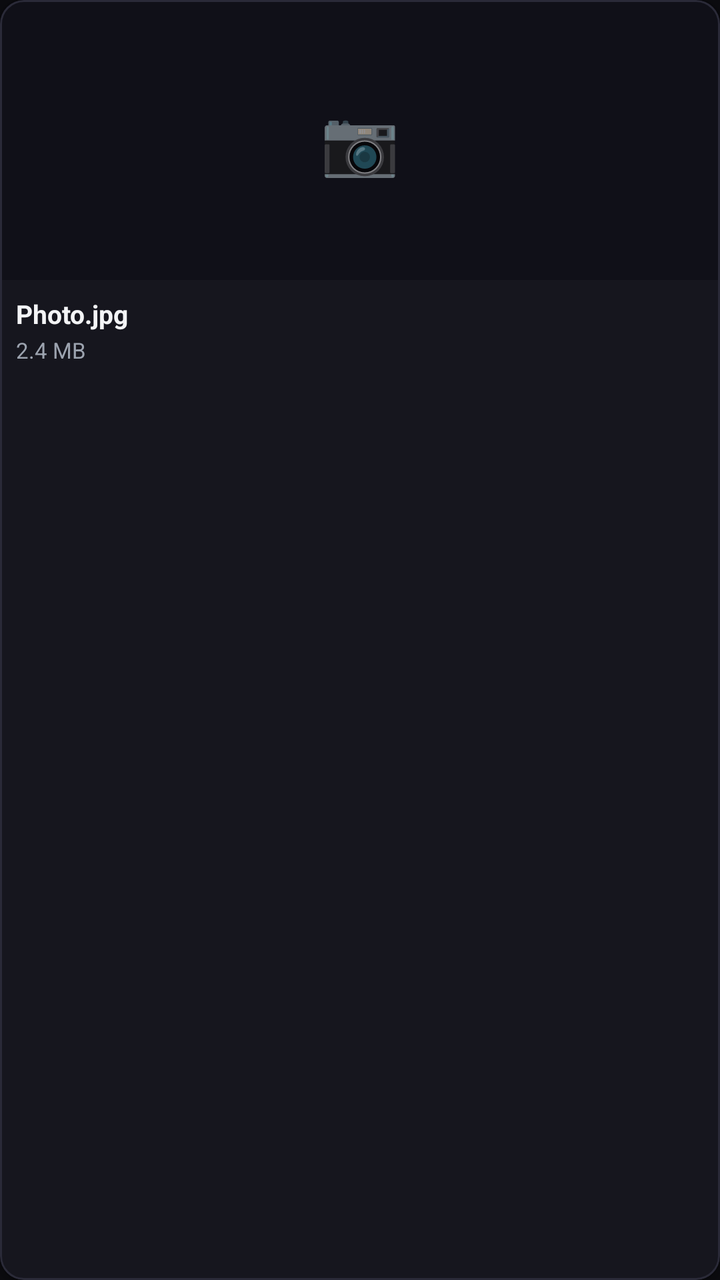
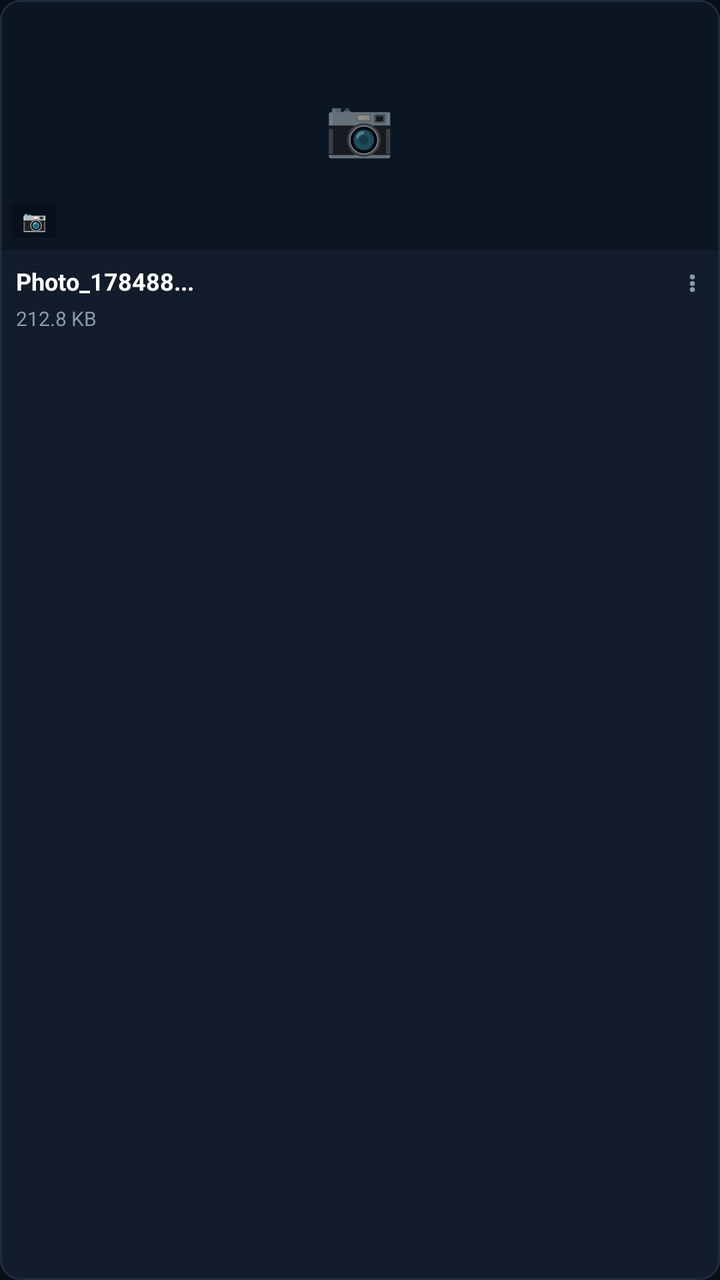

Before-and-after screenshots of an Android layout around one commit, followed by the original layout XML and the change that was made.
<!-- AndroidManifest.xml: application theme Theme.CloudVault -->
<!-- res/layout/item_media_card.xml -->
<?xml version="1.0" encoding="utf-8"?>
<com.google.android.material.card.MaterialCardView xmlns:android="http://schemas.android.com/apk/res/android"
    xmlns:app="http://schemas.android.com/apk/res-auto"
    android:id="@+id/cardMedia"
    android:layout_width="match_parent"
    android:layout_height="wrap_content"
    android:layout_margin="4dp"
    app:cardCornerRadius="12dp"
    app:cardElevation="2dp"
    app:cardBackgroundColor="@color/card_bg"
    app:strokeColor="#2A2A38"
    app:strokeWidth="1dp">

    <LinearLayout
        android:layout_width="match_parent"
        android:layout_height="wrap_content"
        android:orientation="vertical">

        
        <FrameLayout
            android:layout_width="match_parent"
            android:layout_height="140dp"
            android:background="#101018">

            <ImageView
                android:id="@+id/ivThumbnail"
                android:layout_width="match_parent"
                android:layout_height="match_parent"
                android:scaleType="centerCrop"
                android:contentDescription="Media Thumbnail" />

            
            <TextView
                android:id="@+id/tvPlaceholderIcon"
                android:layout_width="wrap_content"
                android:layout_height="wrap_content"
                android:layout_gravity="center"
                android:text="📷"
                android:textSize="32sp" />

            
            <FrameLayout
                android:id="@+id/badgeVideoOverlay"
                android:layout_width="36dp"
                android:layout_height="36dp"
                android:layout_gravity="center"
                android:visibility="gone"
                android:background="@drawable/ic_launcher_background">

                <TextView
                    android:layout_width="wrap_content"
                    android:layout_height="wrap_content"
                    android:layout_gravity="center"
                    android:text="▶"
                    android:textColor="#FFFFFF"
                    android:textSize="16sp"
                    android:textStyle="bold" />
            </FrameLayout>

            
            <ProgressBar
                android:id="@+id/pbThumbLoading"
                style="?android:attr/progressBarStyleSmall"
                android:layout_width="24dp"
                android:layout_height="24dp"
                android:layout_gravity="center"
                android:visibility="gone" />
        </FrameLayout>

        
        <LinearLayout
            android:layout_width="match_parent"
            android:layout_height="wrap_content"
            android:orientation="vertical"
            android:padding="8dp">

            <TextView
                android:id="@+id/tvMediaTitle"
                android:layout_width="match_parent"
                android:layout_height="wrap_content"
                android:maxLines="1"
                android:ellipsize="end"
                android:text="Photo.jpg"
                android:textColor="@color/text_primary"
                android:textSize="13sp"
                android:textStyle="bold" />

            <TextView
                android:id="@+id/tvMediaSize"
                android:layout_width="match_parent"
                android:layout_height="wrap_content"
                android:layout_marginTop="2dp"
                android:maxLines="1"
                android:text="2.4 MB"
                android:textColor="@color/text_secondary"
                android:textSize="11sp" />
        </LinearLayout>

    </LinearLayout>

</com.google.android.material.card.MaterialCardView>
<!-- resources referenced by this layout -->
<resources>
  <color name="card_bg">#16161E</color>
  <color name="text_primary">#F3F4F6</color>
  <color name="text_secondary">#9CA3AF</color>
  <!-- drawable ic_launcher_background (drawable) -->
  <?xml version="1.0" encoding="utf-8"?>
  <vector xmlns:android="http://schemas.android.com/apk/res/android"
      android:width="108dp"
      android:height="108dp"
      android:viewportWidth="108"
      android:viewportHeight="108">
      <path
          android:fillColor="#3B82F6"
          android:pathData="M0,0h108v108h-108z"/>
  </vector>
  <style name="Theme.CloudVault" parent="Theme.MaterialComponents.DayNight.NoActionBar">
          <item name="colorPrimary">@color/accent_blue</item>
          <item name="colorSecondary">@color/accent_cyan</item>
          <item name="android:statusBarColor">@color/bg_dark</item>
          <item name="android:windowBackground">@color/bg_dark</item>
      </style>
  <color name="accent_blue">#3B82F6</color>
  <color name="accent_cyan">#06B6D4</color>
  <color name="bg_dark">#0B0B0F</color>
</resources>

<!-- the commit's change to res/layout/item_media_card.xml (unified diff, before → after) -->
@@ -5,10 +5,10 @@
     android:layout_width="match_parent"
     android:layout_height="wrap_content"
     android:layout_margin="4dp"
-    app:cardCornerRadius="12dp"
-    app:cardElevation="2dp"
+    app:cardCornerRadius="10dp"
+    app:cardElevation="0dp"
     app:cardBackgroundColor="@color/card_bg"
-    app:strokeColor="#2A2A38"
+    app:strokeColor="@color/card_border"
     app:strokeWidth="1dp">
 
     <LinearLayout
@@ -19,8 +19,8 @@
         
         <FrameLayout
             android:layout_width="match_parent"
-            android:layout_height="140dp"
-            android:background="#101018">
+            android:layout_height="125dp"
+            android:background="#0C1522">
 
             <ImageView
                 android:id="@+id/ivThumbnail"
@@ -36,16 +36,40 @@
                 android:layout_height="wrap_content"
                 android:layout_gravity="center"
                 android:text="📷"
-                android:textSize="32sp" />
+                android:textSize="28sp" />
+
+            
+            <LinearLayout
+                android:id="@+id/badgeTypeOverlay"
+                android:layout_width="wrap_content"
+                android:layout_height="wrap_content"
+                android:layout_gravity="bottom|start"
+                android:layout_margin="6dp"
+                android:background="#99080E18"
+                android:orientation="horizontal"
+                android:paddingStart="5dp"
+                android:paddingEnd="5dp"
+                android:paddingTop="2dp"
+                android:paddingBottom="2dp"
+                android:gravity="center">
+
+                <TextView
+                    android:id="@+id/tvBadgeIcon"
+                    android:layout_width="wrap_content"
+                    android:layout_height="wrap_content"
+                    android:text="📷"
+                    android:textColor="#FFFFFF"
+                    android:textSize="10sp" />
+            </LinearLayout>
 
             
             <FrameLayout
                 android:id="@+id/badgeVideoOverlay"
-                android:layout_width="36dp"
-                android:layout_height="36dp"
+                android:layout_width="32dp"
+                android:layout_height="32dp"
                 android:layout_gravity="center"
                 android:visibility="gone"
-                android:background="@drawable/ic_launcher_background">
+                android:background="#80000000">
 
                 <TextView
                     android:layout_width="wrap_content"
@@ -53,7 +77,7 @@
                     android:layout_gravity="center"
                     android:text="▶"
                     android:textColor="#FFFFFF"
-                    android:textSize="16sp"
+                    android:textSize="14sp"
                     android:textStyle="bold" />
             </FrameLayout>
 
@@ -61,8 +85,8 @@
             <ProgressBar
                 android:id="@+id/pbThumbLoading"
                 style="?android:attr/progressBarStyleSmall"
-                android:layout_width="24dp"
-                android:layout_height="24dp"
+                android:layout_width="20dp"
+                android:layout_height="20dp"
                 android:layout_gravity="center"
                 android:visibility="gone" />
         </FrameLayout>
@@ -72,18 +96,40 @@
             android:layout_width="match_parent"
             android:layout_height="wrap_content"
             android:orientation="vertical"
-            android:padding="8dp">
+            android:paddingStart="8dp"
+            android:paddingEnd="4dp"
+            android:paddingTop="6dp"
+            android:paddingBottom="8dp">
 
-            <TextView
-                android:id="@+id/tvMediaTitle"
+            
+            <LinearLayout
                 android:layout_width="match_parent"
                 android:layout_height="wrap_content"
-                android:maxLines="1"
-                android:ellipsize="end"
-                android:text="Photo.jpg"
-                android:textColor="@color/text_primary"
-                android:textSize="13sp"
-                android:textStyle="bold" />
+                android:orientation="horizontal"
+                android:gravity="center_vertical">
+
+                <TextView
+                    android:id="@+id/tvMediaTitle"
+                    android:layout_width="0dp"
+                    android:layout_height="wrap_content"
+                    android:layout_weight="1"
+                    android:maxLines="1"
+                    android:ellipsize="end"
+                    android:text="Photo_178488..."
+                    android:textColor="@color/text_primary"
+                    android:textSize="12sp"
+                    android:textStyle="bold" />
+
+                <TextView
+                    android:id="@+id/btnItemMenu"
+                    android:layout_width="20dp"
+                    android:layout_height="wrap_content"
+                    android:gravity="center"
+                    android:text="⋮"
+                    android:textColor="@color/text_secondary"
+                    android:textSize="14sp"
+                    android:textStyle="bold" />
+            </LinearLayout>
 
             <TextView
                 android:id="@+id/tvMediaSize"
@@ -91,9 +137,9 @@
                 android:layout_height="wrap_content"
                 android:layout_marginTop="2dp"
                 android:maxLines="1"
-                android:text="2.4 MB"
+                android:text="212.8 KB"
                 android:textColor="@color/text_secondary"
-                android:textSize="11sp" />
+                android:textSize="10sp" />
         </LinearLayout>
 
     </LinearLayout>
<!-- resource entries referenced after the edit -->
@@ -1,27 +1,17 @@
 <!-- resources referenced by this layout -->
 <resources>
-  <color name="card_bg">#16161E</color>
-  <color name="text_primary">#F3F4F6</color>
-  <color name="text_secondary">#9CA3AF</color>
-  <!-- drawable ic_launcher_background (drawable) -->
-  <?xml version="1.0" encoding="utf-8"?>
-  <vector xmlns:android="http://schemas.android.com/apk/res/android"
-      android:width="108dp"
-      android:height="108dp"
-      android:viewportWidth="108"
-      android:viewportHeight="108">
-      <path
-          android:fillColor="#3B82F6"
-          android:pathData="M0,0h108v108h-108z"/>
-  </vector>
+  <color name="card_bg">#121C2B</color>
+  <color name="card_border">#1E2C3F</color>
+  <color name="text_primary">#FFFFFF</color>
+  <color name="text_secondary">#8A99AD</color>
   <style name="Theme.CloudVault" parent="Theme.MaterialComponents.DayNight.NoActionBar">
           <item name="colorPrimary">@color/accent_blue</item>
           <item name="colorSecondary">@color/accent_cyan</item>
           <item name="android:statusBarColor">@color/bg_dark</item>
           <item name="android:windowBackground">@color/bg_dark</item>
       </style>
-  <color name="accent_blue">#3B82F6</color>
-  <color name="accent_cyan">#06B6D4</color>
-  <color name="bg_dark">#0B0B0F</color>
+  <color name="accent_blue">#1976D2</color>
+  <color name="accent_cyan">#00B4D8</color>
+  <color name="bg_dark">#080E18</color>
 </resources>
 
